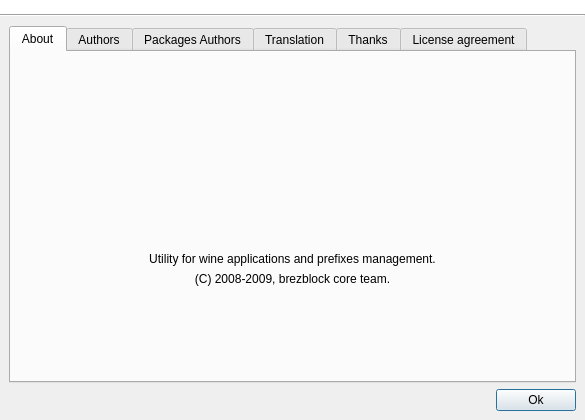
Old version of the form src/q4wine-gui/uis/About.ui in the repository brezerk/q4wine.
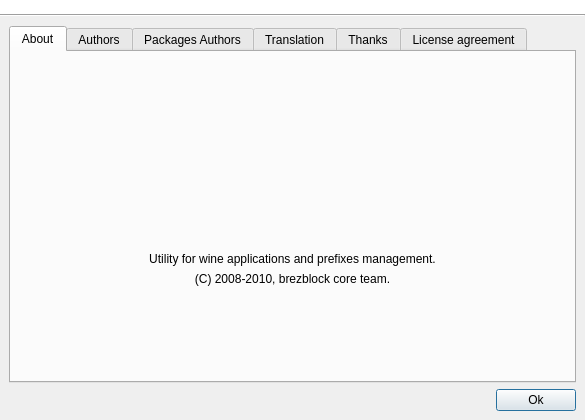
New version of the form. Icons and pictures are not drawn.

Commit message: loadIcon function moved into CoreLib

```diff
--- a/src/q4wine-gui/uis/About.ui
+++ b/src/q4wine-gui/uis/About.ui
@@ -237,7 +237,7 @@
           <item>
            <widget class="QLabel" name="label_3">
             <property name="text">
-             <string>(C) 2008-2009, brezblock core team.</string>
+             <string>(C) 2008-2010, brezblock core team.</string>
             </property>
             <property name="alignment">
              <set>Qt::AlignCenter</set>
```
The commit also changes 31 other files.
